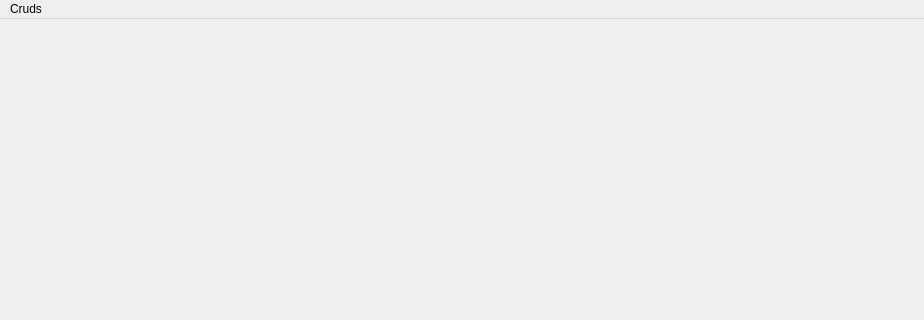
Qt form mainwindow.ui (Frankral/ProjetFinL1) before a commit; both pictures show x 0 to 924 and y 0 to 320 of the 924 by 537 pixel window.
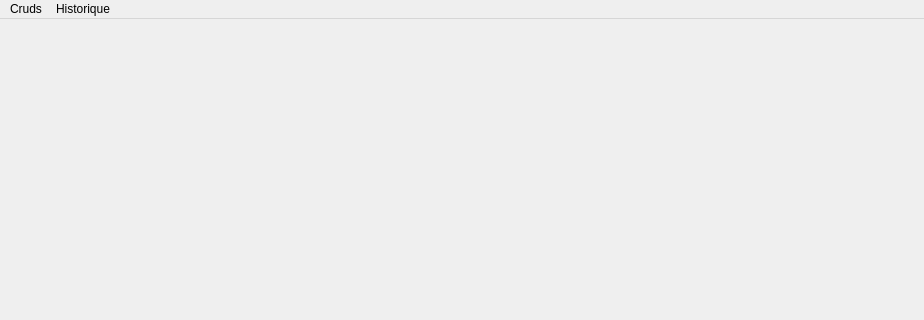
The same form after that commit.

```diff
--- a/mainwindow.ui
+++ b/mainwindow.ui
@@ -36,7 +36,14 @@
     <addaction name="actionEtudiant"/>
     <addaction name="actionLouer"/>
    </widget>
+   <widget class="QMenu" name="menuHistorique">
+    <property name="title">
+     <string>Historique</string>
+    </property>
+    <addaction name="actionhistorique_de_chambre"/>
+   </widget>
    <addaction name="menuCruds"/>
+   <addaction name="menuHistorique"/>
   </widget>
   <widget class="QStatusBar" name="statusbar"/>
   <action name="actionBatiment">
```
Left out of the diff: 5 changed lines with no effect on the pictures.
